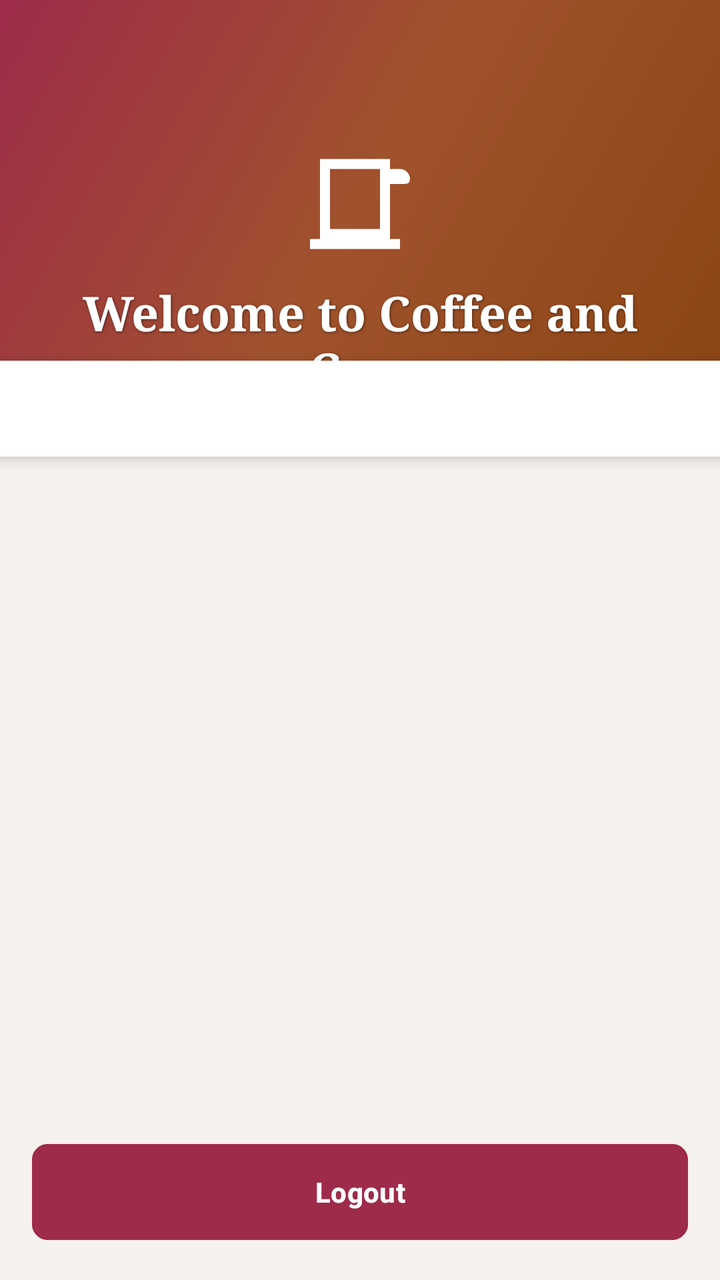
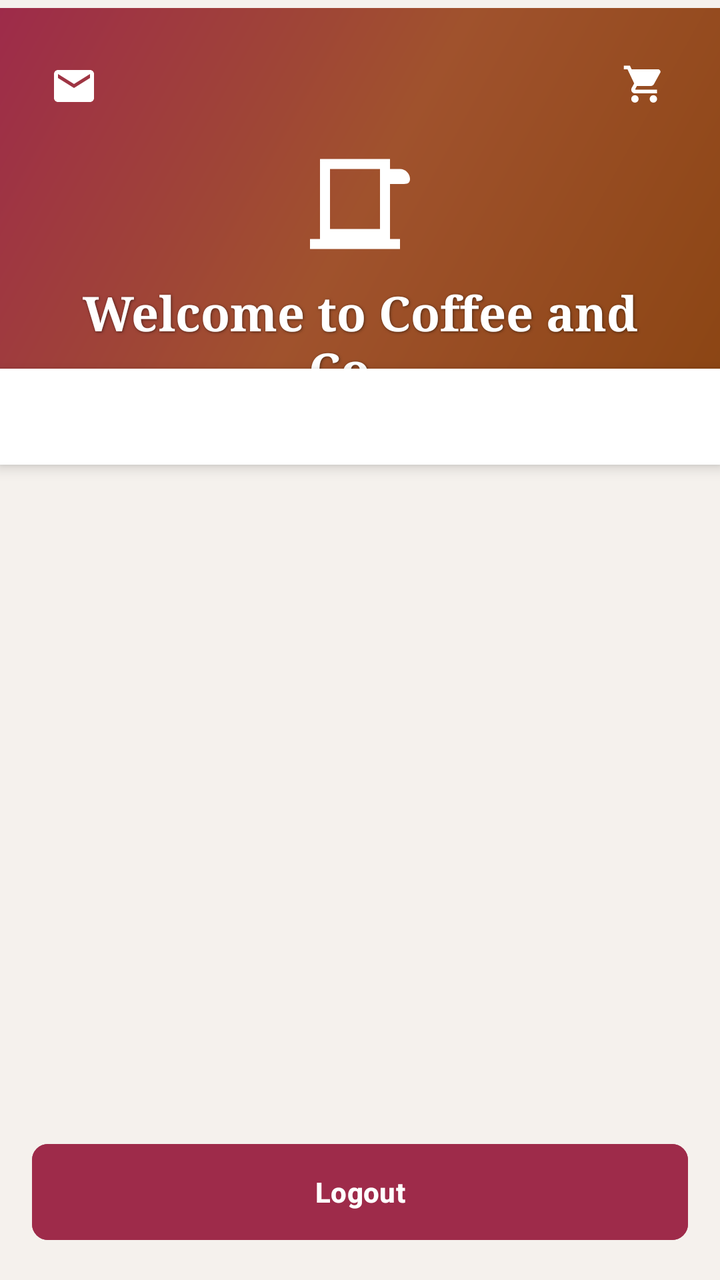

Two renders of the same Android screen: before a commit and after it. Below are the layout's source before the change and the commit's diff.
<!-- AndroidManifest.xml: application theme Theme.CafeShopAssignment -->
<!-- res/layout/activity_menu.xml -->
<?xml version="1.0" encoding="utf-8"?>
<androidx.constraintlayout.widget.ConstraintLayout
    xmlns:android="http://schemas.android.com/apk/res/android"
    xmlns:app="http://schemas.android.com/apk/res-auto"
    xmlns:tools="http://schemas.android.com/tools"
    android:id="@+id/menuLayout"
    android:layout_width="match_parent"
    android:layout_height="match_parent"
    android:background="#F5F1ED">

    <View
        android:id="@+id/headerBackground"
        android:layout_width="0dp"
        android:layout_height="200dp"
        android:background="@drawable/coffee_header_gradient"
        app:layout_constraintTop_toTopOf="parent"
        app:layout_constraintStart_toStartOf="parent"
        app:layout_constraintEnd_toEndOf="parent"/>

    <androidx.appcompat.widget.Toolbar
        android:id="@+id/toolbar"
        android:layout_width="0dp"
        android:layout_height="?attr/actionBarSize"
        android:background="@android:color/transparent"
        android:elevation="0dp"
        app:title=""
        app:titleTextColor="#FFFFFF"
        app:layout_constraintTop_toTopOf="parent"
        app:layout_constraintStart_toStartOf="parent"
        app:layout_constraintEnd_toEndOf="parent"/>


    <ImageView
        android:id="@+id/coffeeLogo"
        android:layout_width="60dp"
        android:layout_height="60dp"
        android:src="@drawable/ic_coffee_cup"
        android:contentDescription="Coffee Cup"
        app:tint="#FFFFFF"
        app:layout_constraintTop_toBottomOf="@id/toolbar"
        app:layout_constraintStart_toStartOf="parent"
        app:layout_constraintEnd_toEndOf="parent"
        android:layout_marginTop="8dp"/>

    <TextView
        android:id="@+id/welcomeText"
        android:layout_width="0dp"
        android:layout_height="wrap_content"
        android:text="Welcome to Coffee and Co..."
        android:textSize="24sp"
        android:textStyle="bold"
        android:textColor="#FFFFFF"
        android:gravity="center"
        android:fontFamily="serif"
        android:shadowColor="#80000000"
        android:shadowDx="1"
        android:shadowDy="1"
        android:shadowRadius="3"
        app:layout_constraintTop_toBottomOf="@id/coffeeLogo"
        app:layout_constraintStart_toStartOf="parent"
        app:layout_constraintEnd_toEndOf="parent"
        android:layout_marginTop="8dp"
        android:layout_marginStart="16dp"
        android:layout_marginEnd="16dp"/>

    <com.google.android.material.tabs.TabLayout
        android:id="@+id/categoryTabs"
        android:layout_width="0dp"
        android:layout_height="wrap_content"
        android:background="#FFFFFF"
        android:elevation="4dp"
        app:tabIndicatorColor="#8B4513"
        app:tabIndicatorHeight="3dp"
        app:tabSelectedTextColor="#8B4513"
        app:tabTextColor="#6D4C41"
        app:tabMode="scrollable"
        app:tabTextAppearance="@style/TabTextStyle"
        app:layout_constraintTop_toBottomOf="@id/headerBackground"
        app:layout_constraintStart_toStartOf="parent"
        app:layout_constraintEnd_toEndOf="parent"
        android:layout_marginTop="-20dp"/>

    <androidx.recyclerview.widget.RecyclerView
        android:id="@+id/menuRecyclerView"
        android:layout_width="0dp"
        android:layout_height="0dp"
        android:padding="16dp"
        android:clipToPadding="false"
        app:layout_constraintTop_toBottomOf="@id/categoryTabs"
        app:layout_constraintBottom_toTopOf="@id/logoutButton"
        app:layout_constraintStart_toStartOf="parent"
        app:layout_constraintEnd_toEndOf="parent"
        android:layout_marginTop="8dp"/>


    <Button
        android:id="@+id/logoutButton"
        android:layout_width="0dp"
        android:layout_height="56dp"
        android:text="Logout"
        android:textColor="#FFFFFF"
        android:textStyle="bold"
        android:backgroundTint="#9E2B4A"
        android:elevation="4dp"
        app:cornerRadius="8dp"
        app:layout_constraintBottom_toBottomOf="parent"
        app:layout_constraintStart_toStartOf="parent"
        app:layout_constraintEnd_toEndOf="parent"
        android:layout_margin="16dp"/>

    <ImageButton
        android:id="@+id/mailButton"
        android:layout_width="42dp"
        android:layout_height="42dp"
        android:layout_marginEnd="368dp"
        android:background="?attr/selectableItemBackgroundBorderless"
        android:contentDescription="Notifications"
        android:elevation="4dp"
        android:padding="6dp"
        android:src="@drawable/baseline_mail_24"
        android:tint="#FFFFFF"
        app:layout_constraintBottom_toBottomOf="@id/toolbar"
        app:layout_constraintEnd_toEndOf="parent"
        app:layout_constraintTop_toTopOf="@id/toolbar"
        app:layout_constraintVertical_bias="0.727" />

</androidx.constraintlayout.widget.ConstraintLayout>
<!-- resources referenced by this layout -->
<resources>
  <!-- drawable baseline_mail_24 (drawable) -->
  <vector xmlns:android="http://schemas.android.com/apk/res/android" android:height="24dp" android:tint="#000000" android:viewportHeight="24" android:viewportWidth="24" android:width="24dp">
        
      <path android:fillColor="@android:color/white" android:pathData="M20,4L4,4c-1.1,0 -1.99,0.9 -1.99,2L2,18c0,1.1 0.9,2 2,2h16c1.1,0 2,-0.9 2,-2L22,6c0,-1.1 -0.9,-2 -2,-2zM20,8l-8,5 -8,-5L4,6l8,5 8,-5v2z"/>
      
  </vector>
  <!-- drawable coffee_header_gradient (drawable) -->
  <?xml version="1.0" encoding="utf-8"?>
  <shape xmlns:android="http://schemas.android.com/apk/res/android">
      <gradient
          android:angle="135"
          android:startColor="#8B4513"
          android:centerColor="#A0522D"
          android:endColor="#9E2B4A"
          android:type="linear" />
  </shape>
  <!-- drawable ic_coffee_cup (drawable) -->
  <?xml version="1.0" encoding="utf-8"?>
  <vector xmlns:android="http://schemas.android.com/apk/res/android"
      android:width="24dp"
      android:height="24dp"
      android:viewportWidth="24"
      android:viewportHeight="24">
      <path
          android:fillColor="#8B4513"
          android:pathData="M2,21h18v-2H2V21zM20,8h-2V5h2c1.1,0 2,0.9 2,2S21.1,8 20,8zM18,5V3H4v16h14V5zM16,17H6V5h10V17z"/>
  </vector>
  <style name="TabTextStyle" parent="TextAppearance.Design.Tab">
          <item name="android:textSize">14sp</item>
          <item name="android:textStyle">bold</item>
          <item name="android:fontFamily">sans-serif-medium</item>
          <item name="android:textColor">@color/dark_coffee</item>
      </style>
  <style name="Theme.CafeShopAssignment" parent="Base.Theme.CafeShopAssignment" />
  <color name="dark_coffee">#6D4C41</color>
  <style name="Base.Theme.CafeShopAssignment" parent="Theme.Material3.DayNight.NoActionBar">
          
          
      </style>
</resources>

<!-- the commit's change to res/layout/activity_menu.xml (unified diff, before → after) -->
@@ -6,16 +6,20 @@
     android:id="@+id/menuLayout"
     android:layout_width="match_parent"
     android:layout_height="match_parent"
-    android:background="#F5F1ED">
+    android:background="#F5F1ED"
+    tools:context=".MenuActivity">
+
 
     <View
         android:id="@+id/headerBackground"
         android:layout_width="0dp"
         android:layout_height="200dp"
+        android:layout_marginTop="4dp"
         android:background="@drawable/coffee_header_gradient"
-        app:layout_constraintTop_toTopOf="parent"
+        app:layout_constraintEnd_toEndOf="parent"
+        app:layout_constraintHorizontal_bias="0.0"
         app:layout_constraintStart_toStartOf="parent"
-        app:layout_constraintEnd_toEndOf="parent"/>
+        app:layout_constraintTop_toTopOf="parent" />
 
     <androidx.appcompat.widget.Toolbar
         android:id="@+id/toolbar"
@@ -27,8 +31,41 @@
         app:titleTextColor="#FFFFFF"
         app:layout_constraintTop_toTopOf="parent"
         app:layout_constraintStart_toStartOf="parent"
-        app:layout_constraintEnd_toEndOf="parent"/>
+        app:layout_constraintEnd_toEndOf="parent" />
 
+
+
+    <ImageButton
+        android:id="@+id/mailButton"
+        android:layout_width="42dp"
+        android:layout_height="42dp"
+        android:layout_marginStart="16dp"
+        android:background="?attr/selectableItemBackgroundBorderless"
+        android:contentDescription="Mail"
+        android:elevation="4dp"
+        android:padding="6dp"
+        android:src="@drawable/baseline_mail_24"
+        android:tint="#FFFFFF"
+        app:layout_constraintBottom_toBottomOf="@id/toolbar"
+        app:layout_constraintStart_toStartOf="parent"
+        app:layout_constraintTop_toTopOf="@id/toolbar"
+        app:layout_constraintVertical_bias="1.0" />
+
+    <ImageButton
+        android:id="@+id/cartButton"
+        android:layout_width="42dp"
+        android:layout_height="42dp"
+        android:layout_marginEnd="16dp"
+        android:background="?attr/selectableItemBackgroundBorderless"
+        android:contentDescription="Cart"
+        android:elevation="4dp"
+        android:padding="6dp"
+        android:src="@drawable/ic_shopping_cart"
+        android:tint="#FFFFFF"
+        app:layout_constraintBottom_toBottomOf="@id/toolbar"
+        app:layout_constraintEnd_toEndOf="parent"
+        app:layout_constraintTop_toTopOf="@id/toolbar"
+        app:layout_constraintVertical_bias="1.0" />
 
     <ImageView
         android:id="@+id/coffeeLogo"
@@ -40,7 +77,8 @@
         app:layout_constraintTop_toBottomOf="@id/toolbar"
         app:layout_constraintStart_toStartOf="parent"
         app:layout_constraintEnd_toEndOf="parent"
-        android:layout_marginTop="8dp"/>
+        android:layout_marginTop="8dp" />
+
 
     <TextView
         android:id="@+id/welcomeText"
@@ -61,7 +99,8 @@
         app:layout_constraintEnd_toEndOf="parent"
         android:layout_marginTop="8dp"
         android:layout_marginStart="16dp"
-        android:layout_marginEnd="16dp"/>
+        android:layout_marginEnd="16dp" />
+
 
     <com.google.android.material.tabs.TabLayout
         android:id="@+id/categoryTabs"
@@ -78,7 +117,8 @@
         app:layout_constraintTop_toBottomOf="@id/headerBackground"
         app:layout_constraintStart_toStartOf="parent"
         app:layout_constraintEnd_toEndOf="parent"
-        android:layout_marginTop="-20dp"/>
+        android:layout_marginTop="-20dp" />
+
 
     <androidx.recyclerview.widget.RecyclerView
         android:id="@+id/menuRecyclerView"
@@ -90,7 +130,7 @@
         app:layout_constraintBottom_toTopOf="@id/logoutButton"
         app:layout_constraintStart_toStartOf="parent"
         app:layout_constraintEnd_toEndOf="parent"
-        android:layout_marginTop="8dp"/>
+        android:layout_marginTop="8dp" />
 
 
     <Button
@@ -108,20 +148,4 @@
         app:layout_constraintEnd_toEndOf="parent"
         android:layout_margin="16dp"/>
 
-    <ImageButton
-        android:id="@+id/mailButton"
-        android:layout_width="42dp"
-        android:layout_height="42dp"
-        android:layout_marginEnd="368dp"
-        android:background="?attr/selectableItemBackgroundBorderless"
-        android:contentDescription="Notifications"
-        android:elevation="4dp"
-        android:padding="6dp"
-        android:src="@drawable/baseline_mail_24"
-        android:tint="#FFFFFF"
-        app:layout_constraintBottom_toBottomOf="@id/toolbar"
-        app:layout_constraintEnd_toEndOf="parent"
-        app:layout_constraintTop_toTopOf="@id/toolbar"
-        app:layout_constraintVertical_bias="0.727" />
-
 </androidx.constraintlayout.widget.ConstraintLayout>
<!-- resource entries referenced after the edit -->
@@ -27,6 +27,17 @@
           android:fillColor="#8B4513"
           android:pathData="M2,21h18v-2H2V21zM20,8h-2V5h2c1.1,0 2,0.9 2,2S21.1,8 20,8zM18,5V3H4v16h14V5zM16,17H6V5h10V17z"/>
   </vector>
+  <!-- drawable ic_shopping_cart (drawable) -->
+  <?xml version="1.0" encoding="utf-8"?>
+  <vector xmlns:android="http://schemas.android.com/apk/res/android"
+      android:width="24dp"
+      android:height="24dp"
+      android:viewportWidth="26"
+      android:viewportHeight="26">
+      <path
+          android:fillColor="#FFFFFF"
+          android:pathData="M7,18c-1.1,0 -1.99,0.9 -1.99,2S5.9,22 7,22s2,-0.9 2,-2S8.1,18 7,18zM1,2v2h2l3.6,7.59l-1.35,2.45C5.08,14.32 5,14.65 5,15c0,1.1 0.9,2 2,2h12v-2H7.42c-0.14,0 -0.25,-0.11 -0.25,-0.25l0.03,-0.12l0.9,-1.63h7.45c0.75,0 1.41,-0.41 1.75,-1.03l3.58,-6.49C20.94,5.16 20.77,4.73 20.49,4.41C20.21,4.09 19.84,3.95 19.5,3.95H5.21l-0.94,-2H1zM17,18c-1.1,0 -1.99,0.9 -1.99,2s0.89,2 1.99,2s2,-0.9 2,-2S18.1,18 17,18z"/>
+  </vector>
   <style name="TabTextStyle" parent="TextAppearance.Design.Tab">
           <item name="android:textSize">14sp</item>
           <item name="android:textStyle">bold</item>
